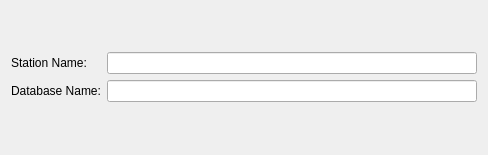
First picture: the form in ravecluster/rave/clusterman/stationform.ui, repository pgathogo/raven, before the edit.
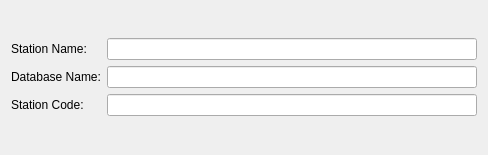
Second picture: the form after the edit.

```diff
--- a/ravecluster/rave/clusterman/stationform.ui
+++ b/ravecluster/rave/clusterman/stationform.ui
@@ -36,6 +36,16 @@
      <item row="1" column="1">
       <widget class="QLineEdit" name="edtDBName"/>
      </item>
+     <item row="2" column="0">
+      <widget class="QLabel" name="label_3">
+       <property name="text">
+        <string>Station Code:</string>
+       </property>
+      </widget>
+     </item>
+     <item row="2" column="1">
+      <widget class="QLineEdit" name="edtStationCode"/>
+     </item>
     </layout>
    </item>
   </layout>
```
Left out of the diff: 14 changed lines with no effect on the pictures.
